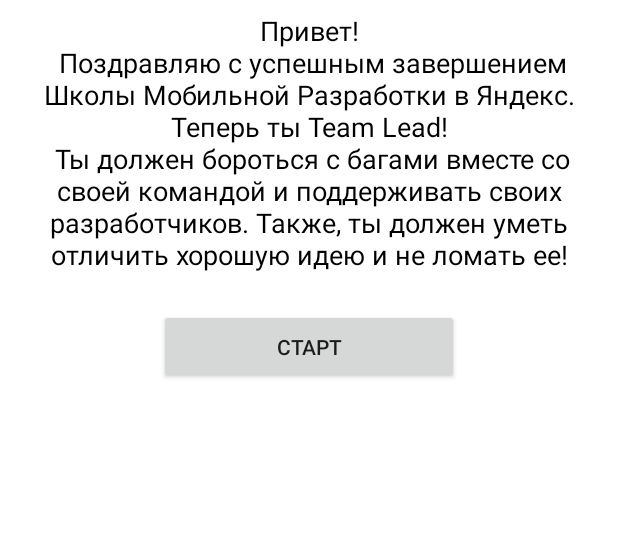
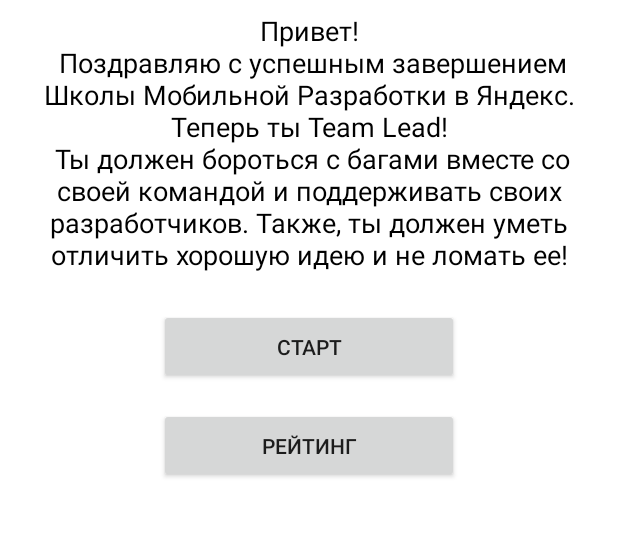
Before and after one commit to DAPolyakov/Hacka, an Android app: the screen it shows after launch (StartActivity), on a phone screen of 412 x 824 dp, the part 196-733 px from its top. Run offline under Robolectric (Android 15) with nearby library versions, the phone set to English and light mode, and no system bars.

Commit message:
Dummy Activity Rating added

```diff
--- a/app/src/main/AndroidManifest.xml
+++ b/app/src/main/AndroidManifest.xml
@@ -11,14 +11,15 @@
         android:theme="@style/AppTheme">
         <activity
             android:name=".activities.MainActivity"
-            android:screenOrientation="portrait">
-        </activity>
+            android:screenOrientation="portrait"></activity>
         <activity android:name=".activities.StartActivity">
             <intent-filter>
                 <action android:name="android.intent.action.MAIN" />
+
                 <category android:name="android.intent.category.LAUNCHER" />
             </intent-filter>
         </activity>
+        <activity android:name=".activities.RatingActivity"></activity>
     </application>
 
 </manifest>
--- a/app/src/main/java/ru/yandexschool/hackathon/activities/StartActivity.kt
+++ b/app/src/main/java/ru/yandexschool/hackathon/activities/StartActivity.kt
@@ -18,8 +18,12 @@ class StartActivity : AppCompatActivity() {
 
     override fun onResume() {
         super.onResume()
-        activity_start_btn.setOnClickListener {
+        activity_start_btn_start.setOnClickListener {
             startActivity(Intent(this, MainActivity::class.java))
+        }
+
+        activity_start_btn_rating.setOnClickListener {
+            startActivity(Intent(this, RatingActivity::class.java))
         }
     }
 }
--- /dev/null
+++ b/app/src/main/java/ru/yandexschool/hackathon/entity/Rating.kt
@@ -0,0 +1,3 @@
+package ru.yandexschool.hackathon.entity
+
+data class Rating(val position: Int, val name: String, val score: Int)
--- a/app/src/main/res/layout/activity_start.xml
+++ b/app/src/main/res/layout/activity_start.xml
@@ -16,7 +16,7 @@
         app:layout_constraintRight_toRightOf="parent"
         app:layout_constraintTop_toTopOf="parent"
         android:gravity="center"
-        android:textSize="36sp"
+        android:textSize="@dimen/header_text_size"
         android:padding="12dp"
         android:layout_marginTop="16dp"
         android:textColor="@android:color/black"/>
@@ -35,7 +35,7 @@
         android:text="@string/rules"/>
 
     <Button
-        android:id="@+id/activity_start_btn"
+        android:id="@+id/activity_start_btn_start"
         android:layout_width="200dp"
         android:layout_height="50dp"
         app:layout_constraintTop_toBottomOf="@+id/activity_start_rules_text"
@@ -44,4 +44,14 @@
         android:layout_marginTop="16dp"
         android:text="@string/start"/>
 
+    <Button
+        android:id="@+id/activity_start_btn_rating"
+        android:layout_width="200dp"
+        android:layout_height="50dp"
+        app:layout_constraintTop_toBottomOf="@+id/activity_start_btn_start"
+        app:layout_constraintLeft_toLeftOf="parent"
+        app:layout_constraintRight_toRightOf="parent"
+        android:layout_marginTop="16dp"
+        android:text="@string/rating"/>
+
 </android.support.constraint.ConstraintLayout>
--- /dev/null
+++ b/app/src/main/res/values/dimens.xml
@@ -0,0 +1,4 @@
+<?xml version="1.0" encoding="utf-8"?>
+<resources>
+    <dimen name="header_text_size">36sp</dimen>
+</resources>
--- a/app/src/main/res/values/strings.xml
+++ b/app/src/main/res/values/strings.xml
@@ -5,4 +5,5 @@
     в Яндекс. Теперь ты Team Lead!\n
         Ты должен бороться с багами вместе со своей командой и поддерживать своих разработчиков.
     Также, ты должен уметь отличить хорошую идею и не ломать ее!</string>
+    <string name="rating">Рейтинг</string>
 </resources>
```
Also changed, not shown: app/src/main/java/ru/yandexschool/hackathon/activities/RatingActivity.kt (added, +25 -0 lines), app/src/main/java/ru/yandexschool/hackathon/adapters/RatingRecyclerAdapter.kt (added, +30 -0 lines), app/src/main/res/layout/activity_rating.xml (added, +28 -0 lines), app/src/main/res/layout/recycler_rating_item.xml (added, +33 -0 lines), app/src/main/res/values/styles.xml (+7 -0 lines).
